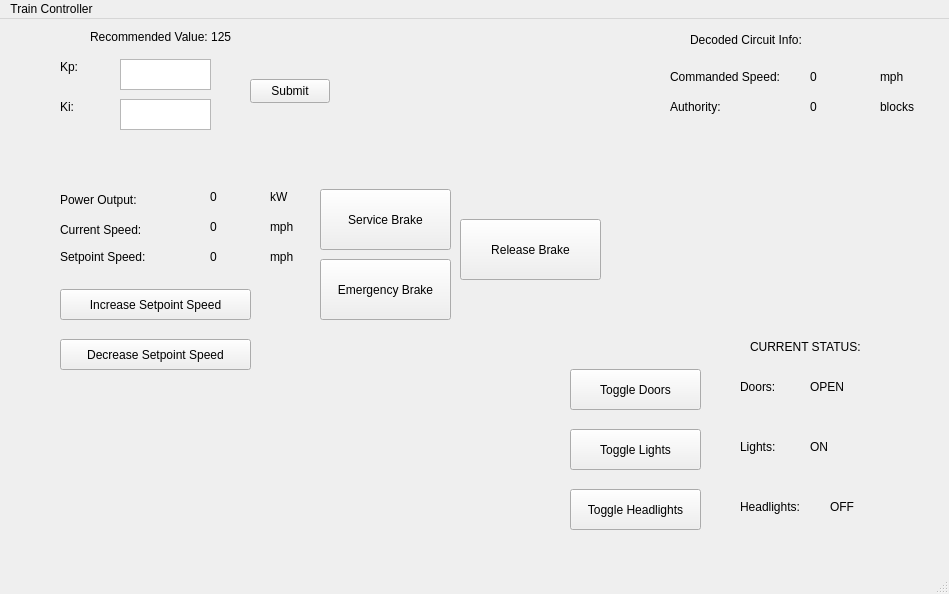
Above: SWTrainController/SWTrainController.ui from marmysl/ece1140 before the change. Below: the same form after it.
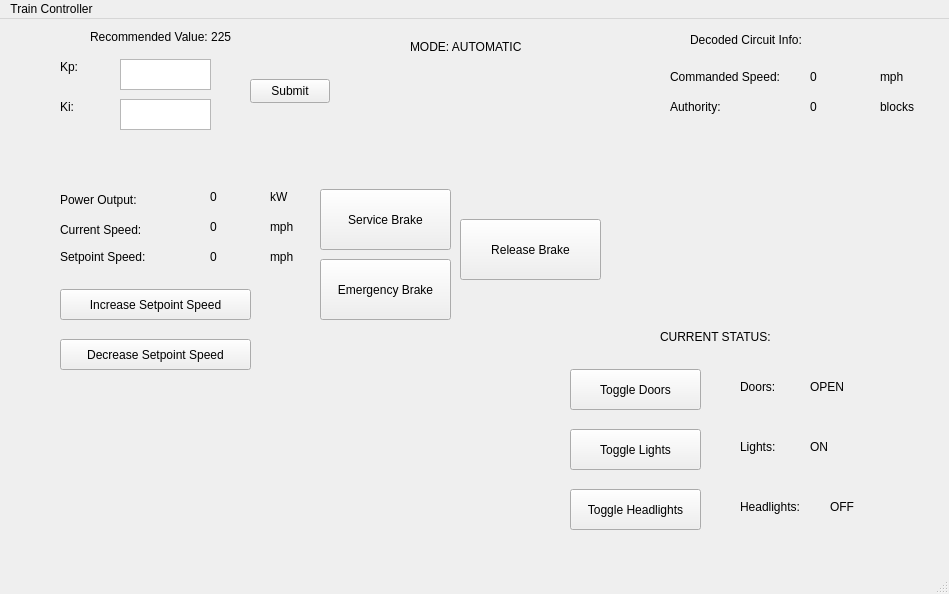
That is the form after the change.

Commit message: mode stuff, tuning kp & ki, re-limiting power. ~* S L O W B O I *~

What changed in the file:
```diff
--- a/SWTrainController/SWTrainController.ui
+++ b/SWTrainController/SWTrainController.ui
@@ -336,8 +336,8 @@
    <widget class="QLabel" name="status">
     <property name="geometry">
      <rect>
-      <x>750</x>
-      <y>320</y>
+      <x>660</x>
+      <y>310</y>
       <width>131</width>
       <height>16</height>
      </rect>
@@ -466,7 +466,7 @@
      </rect>
     </property>
     <property name="text">
-     <string>Recommended Value: 125</string>
+     <string>Recommended Value: 225</string>
     </property>
    </widget>
    <widget class="QLabel" name="auth_exceeded_">
@@ -534,6 +534,19 @@
      <string>blocks</string>
     </property>
    </widget>
+   <widget class="QLabel" name="mode_">
+    <property name="geometry">
+     <rect>
+      <x>410</x>
+      <y>20</y>
+      <width>131</width>
+      <height>16</height>
+     </rect>
+    </property>
+    <property name="text">
+     <string>MODE: AUTOMATIC</string>
+    </property>
+   </widget>
   </widget>
   <widget class="QMenuBar" name="menubar">
    <property name="geometry">
```
The commit also changes 2 other files.
